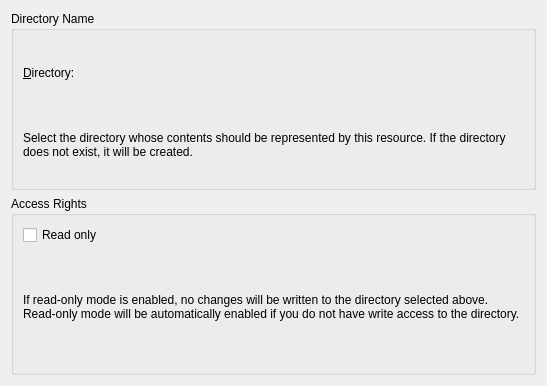
First picture: the form in resources/contacts/settingsdialog.ui, repository KDE/kdepim-runtime, before the edit.
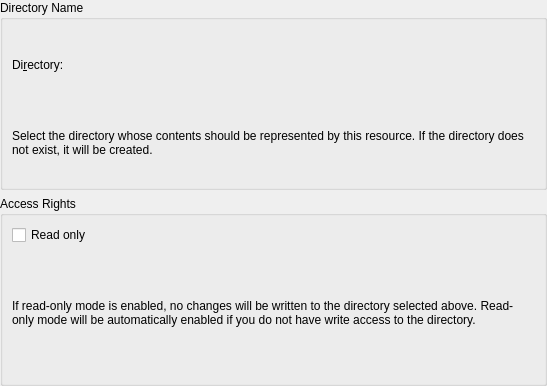
Second picture: the form after the edit. Custom widgets are drawn as their Qt base class.

Commit message: Remove double margin

```diff
--- a/resources/contacts/settingsdialog.ui
+++ b/resources/contacts/settingsdialog.ui
@@ -11,6 +11,18 @@
    </rect>
   </property>
   <layout class="QVBoxLayout" name="verticalLayout">
+   <property name="leftMargin">
+    <number>0</number>
+   </property>
+   <property name="topMargin">
+    <number>0</number>
+   </property>
+   <property name="rightMargin">
+    <number>0</number>
+   </property>
+   <property name="bottomMargin">
+    <number>0</number>
+   </property>
    <item>
     <widget class="QGroupBox" name="groupBox_2">
      <property name="title">
@@ -22,7 +34,7 @@
         <item>
          <widget class="QLabel" name="label">
           <property name="text">
-           <string>&amp;Directory:</string>
+           <string>Di&amp;rectory:</string>
           </property>
           <property name="buddy">
            <cstring>kcfg_Path</cstring>
```
Left out of the diff: 1 changed line with no effect on the pictures. The commit also changes 6 other files.
